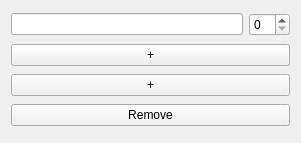
Qt form Plugins/org.mitk.gui.qt.m2.Registration/src/internal/RegistrationEntityWidgetControls.ui (m2aia/m2aia) before a commit.
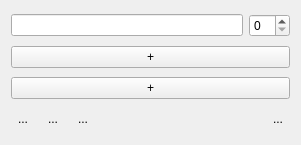
The same form after that commit. Icons and pictures are not drawn.

Patch:
```diff
--- a/Plugins/org.mitk.gui.qt.m2.Registration/src/internal/RegistrationEntityWidgetControls.ui
+++ b/Plugins/org.mitk.gui.qt.m2.Registration/src/internal/RegistrationEntityWidgetControls.ui
@@ -7,7 +7,7 @@
     <x>0</x>
     <y>0</y>
     <width>301</width>
-    <height>143</height>
+    <height>145</height>
    </rect>
   </property>
   <property name="windowTitle">
@@ -59,11 +59,113 @@
     </layout>
    </item>
    <item>
-    <widget class="QPushButton" name="btnRemove">
-     <property name="text">
-      <string>Remove</string>
-     </property>
-    </widget>
+    <layout class="QHBoxLayout" name="horizontalLayout_2">
+     <item>
+      <widget class="QToolButton" name="btnSaveTransforms">
+       <property name="toolTip">
+        <string>Save elastix transformation files</string>
+       </property>
+       <property name="text">
+        <string>...</string>
+       </property>
+       <property name="icon">
+        <iconset resource="../../../../../mitk/Plugins/org.mitk.gui.qt.ext/resources/org_mitk_icons.qrc">
+         <normaloff>:/org_mitk_icons/icons/awesome/scalable/actions/document-save.svg</normaloff>:/org_mitk_icons/icons/awesome/scalable/actions/document-save.svg</iconset>
+       </property>
+       <property name="iconSize">
+        <size>
+         <width>28</width>
+         <height>28</height>
+        </size>
+       </property>
+       <property name="autoRaise">
+        <bool>true</bool>
+       </property>
+      </widget>
+     </item>
+     <item>
+      <widget class="QToolButton" name="btnLoadPreset">
+       <property name="toolTip">
+        <string>Open elastix transformation files</string>
+       </property>
+       <property name="text">
+        <string>...</string>
+       </property>
+       <property name="icon">
+        <iconset resource="../../../../../mitk/Plugins/org.mitk.gui.qt.ext/resources/org_mitk_icons.qrc">
+         <normaloff>:/org_mitk_icons/icons/awesome/scalable/actions/document-open.svg</normaloff>:/org_mitk_icons/icons/awesome/scalable/actions/document-open.svg</iconset>
+       </property>
+       <property name="iconSize">
+        <size>
+         <width>28</width>
+         <height>28</height>
+        </size>
+       </property>
+       <property name="autoRaise">
+        <bool>true</bool>
+       </property>
+      </widget>
+     </item>
+     <item>
+      <widget class="QToolButton" name="btnApplyTransforms">
+       <property name="toolTip">
+        <string>Apply transformations to selected image and attachments</string>
+       </property>
+       <property name="text">
+        <string>...</string>
+       </property>
+       <property name="icon">
+        <iconset resource="../../../../../mitk/Plugins/org.mitk.gui.qt.ext/resources/org_mitk_icons.qrc">
+         <normaloff>:/org_mitk_icons/icons/awesome/scalable/actions/edit-redo.svg</normaloff>:/org_mitk_icons/icons/awesome/scalable/actions/edit-redo.svg</iconset>
+       </property>
+       <property name="iconSize">
+        <size>
+         <width>28</width>
+         <height>28</height>
+        </size>
+       </property>
+       <property name="autoRaise">
+        <bool>true</bool>
+       </property>
+      </widget>
+     </item>
+     <item>
+      <spacer name="horizontalSpacer">
+       <property name="orientation">
+        <enum>Qt::Horizontal</enum>
+       </property>
+       <property name="sizeHint" stdset="0">
+        <size>
+         <width>40</width>
+         <height>20</height>
+        </size>
+       </property>
+      </spacer>
+     </item>
+     <item>
+      <widget class="QToolButton" name="btnRemove">
+       <property name="toolTip">
+        <string>Delete this moving entity</string>
+       </property>
+       <property name="text">
+        <string>...</string>
+       </property>
+       <property name="icon">
+        <iconset resource="../../../../../mitk/Plugins/org.mitk.gui.qt.ext/resources/org_mitk_icons.qrc">
+         <normaloff>:/org_mitk_icons/icons/awesome/scalable/actions/edit-delete.svg</normaloff>:/org_mitk_icons/icons/awesome/scalable/actions/edit-delete.svg</iconset>
+       </property>
+       <property name="iconSize">
+        <size>
+         <width>28</width>
+         <height>28</height>
+        </size>
+       </property>
+       <property name="autoRaise">
+        <bool>true</bool>
+       </property>
+      </widget>
+     </item>
+    </layout>
    </item>
   </layout>
  </widget>
```
Left out of the diff: 4 changed lines with no effect on the pictures.
